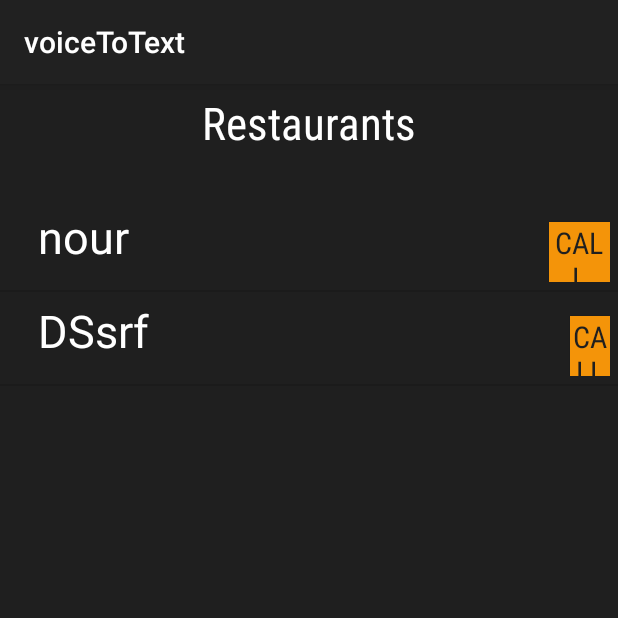
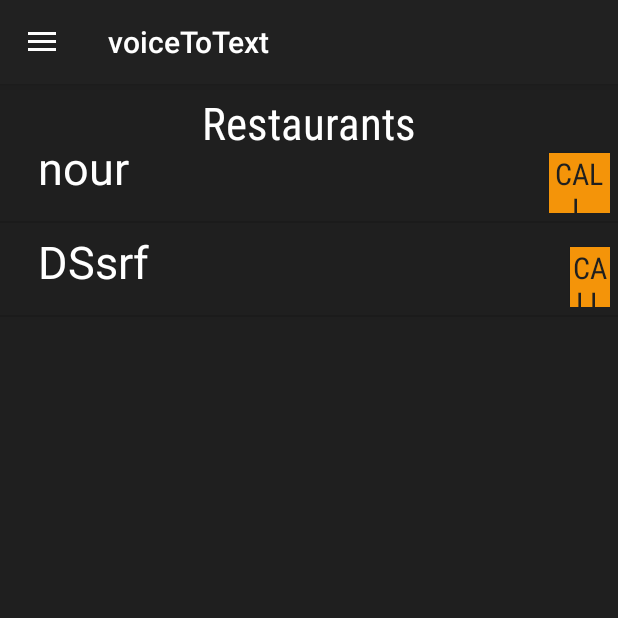
Before and after one commit to maryammehabb/Phonograph, an Android app: the resturauntList screen opened directly, with no data from a screen before it, on a phone screen of 412 x 824 dp, the top half of it. Run offline under Robolectric (Android 15) with nearby library versions, the phone set to English and light mode, and no system bars.

Commit message:
Add navigation menu

```diff
--- a/AndroidAPP/systemIntegration/Integration/app/build.gradle
+++ b/AndroidAPP/systemIntegration/Integration/app/build.gradle
@@ -25,4 +25,6 @@ dependencies {
     testImplementation 'junit:junit:4.12'
     androidTestImplementation 'com.android.support.test:runner:1.0.2'
     androidTestImplementation 'com.android.support.test.espresso:espresso-core:3.0.2'
+    implementation 'com.android.support:design:28.0.0'
+
 }
--- a/AndroidAPP/systemIntegration/Integration/app/src/main/AndroidManifest.xml
+++ b/AndroidAPP/systemIntegration/Integration/app/src/main/AndroidManifest.xml
@@ -15,11 +15,6 @@
         android:theme="@style/AppTheme">
         <activity android:name="com.example.android.integration.press" />
         <activity android:name="com.example.android.integration.callPage">
-            <intent-filter>
-                <action android:name="android.intent.action.MAIN" />
-
-                <category android:name="android.intent.category.LAUNCHER" />
-            </intent-filter>
         </activity>
         <activity android:name="com.example.android.integration.resturauntList" />
         <activity android:name="com.example.android.integration.fisrt">
--- a/AndroidAPP/systemIntegration/Integration/app/src/main/java/com/example/android/integration/resturauntList.java
+++ b/AndroidAPP/systemIntegration/Integration/app/src/main/java/com/example/android/integration/resturauntList.java
@@ -2,8 +2,13 @@ package com.example.android.integration;
 
 import android.content.Context;
 import android.content.Intent;
+import android.support.annotation.NonNull;
+import android.support.design.widget.NavigationView;
+import android.support.v4.widget.DrawerLayout;
+import android.support.v7.app.ActionBarDrawerToggle;
 import android.support.v7.app.AppCompatActivity;
 import android.os.Bundle;
+import android.view.MenuItem;
 import android.view.View;
 import android.widget.Button;
 import android.widget.ListView;
@@ -17,18 +22,65 @@ public class resturauntList extends AppCompatActivity {
 
     String[] data1 = {"", ""};
     String[] data2 = {"", "", ""};
+    private DrawerLayout dl;
+    private ActionBarDrawerToggle abdt;
+    private NavigationView nav_view;
 
     @Override
     protected void onCreate(Bundle savedInstanceState) {
         super.onCreate(savedInstanceState);
         setContentView(R.layout.activity_resturaunt_list);
+
+        dl = (DrawerLayout) findViewById(R.id.dl);
+        abdt = new ActionBarDrawerToggle(this, dl, R.string.open , R.string.close);
+        //abdt.setDrawerIndicatorEnabled(true);
+
+        dl.addDrawerListener(abdt);
+        abdt.syncState();
+
+        getSupportActionBar().setDisplayHomeAsUpEnabled(true);
+
         Intent intent = getIntent();
         data1 = intent.getStringArrayExtra("info");
+
+
+
+        nav_view = (NavigationView)findViewById(R.id.nav_view);
+        nav_view.setNavigationItemSelectedListener(new NavigationView.OnNavigationItemSelectedListener() {
+            @Override
+            public boolean onNavigationItemSelected(@NonNull MenuItem menuItem) {
+                int id = menuItem.getItemId();
+
+                if (id == R.id.editProfile){
+                    Intent i = new Intent(resturauntList.this, editInformation.class);
+                    i.putExtra("info",data1);
+                    startActivity(i);
+                }
+                if (id == R.id.logOut){
+                    Intent i = new Intent(resturauntList.this, fisrt.class);
+                    startActivity(i);
+                }
+
+                return true;
+            }
+        });
+
+
+
         try {
             View_Restraunts();
         } catch (SQLException e) {
             e.printStackTrace();
         }
+    }
+
+    @Override
+    public boolean onOptionsItemSelected(MenuItem item) {
+
+        if(abdt.onOptionsItemSelected(item))
+            return true;
+
+        return super.onOptionsItemSelected(item);
     }
 
     public void clickMe(View view){
--- /dev/null
+++ b/AndroidAPP/systemIntegration/Integration/app/src/main/res/drawable/edit_profile.xml
@@ -0,0 +1,9 @@
+<vector xmlns:android="http://schemas.android.com/apk/res/android"
+        android:width="24dp"
+        android:height="24dp"
+        android:viewportWidth="24.0"
+        android:viewportHeight="24.0">
+    <path
+        android:fillColor="#FF000000"
+        android:pathData="M3,17.25V21h3.75L17.81,9.94l-3.75,-3.75L3,17.25zM20.71,7.04c0.39,-0.39 0.39,-1.02 0,-1.41l-2.34,-2.34c-0.39,-0.39 -1.02,-0.39 -1.41,0l-1.83,1.83 3.75,3.75 1.83,-1.83z"/>
+</vector>
--- a/AndroidAPP/systemIntegration/Integration/app/src/main/res/layout/activity_edit_information.xml
+++ b/AndroidAPP/systemIntegration/Integration/app/src/main/res/layout/activity_edit_information.xml
@@ -4,6 +4,7 @@
     xmlns:tools="http://schemas.android.com/tools"
     android:layout_width="match_parent"
     android:layout_height="match_parent"
+    android:background="#1F1F1F"
     tools:context=".editInformation">
 
     <Button
@@ -15,6 +16,7 @@
         android:layout_marginEnd="8dp"
         android:layout_marginBottom="8dp"
         android:text="Save Updates"
+        android:background="#F49409"
         app:layout_constraintBottom_toBottomOf="parent"
         app:layout_constraintEnd_toEndOf="parent"
         app:layout_constraintStart_toStartOf="parent"
--- a/AndroidAPP/systemIntegration/Integration/app/src/main/res/layout/activity_resturaunt_list.xml
+++ b/AndroidAPP/systemIntegration/Integration/app/src/main/res/layout/activity_resturaunt_list.xml
@@ -1,4 +1,13 @@
-<LinearLayout xmlns:android="http://schemas.android.com/apk/res/android"
+<android.support.v4.widget.DrawerLayout xmlns:android="http://schemas.android.com/apk/res/android"
+    xmlns:tools="http://schemas.android.com/tools"
+    android:layout_width="match_parent"
+    android:layout_height="match_parent"
+    android:id="@+id/dl"
+    xmlns:app="http://schemas.android.com/apk/res-auto"
+    android:orientation="vertical"
+    android:background="#1F1F1F">
+
+<RelativeLayout xmlns:android="http://schemas.android.com/apk/res/android"
     xmlns:tools="http://schemas.android.com/tools"
     android:layout_width="match_parent"
     android:layout_height="match_parent"
@@ -24,4 +33,16 @@
         android:cacheColorHint="@color/white"
         android:paddingTop="30dp"></ListView>
 
-</LinearLayout>
+</RelativeLayout>
+
+    <android.support.design.widget.NavigationView
+        android:layout_width="wrap_content"
+        android:layout_height="match_parent"
+        android:id="@+id/nav_view"
+        android:layout_gravity="start"
+        android:background="#1F1F1F"
+        app:headerLayout="@layout/navigation_header"
+        app:menu="@menu/navigation_menu">
+        </android.support.design.widget.NavigationView>
+
+</android.support.v4.widget.DrawerLayout>
--- /dev/null
+++ b/AndroidAPP/systemIntegration/Integration/app/src/main/res/menu/navigation_menu.xml
@@ -0,0 +1,15 @@
+<?xml version="1.0" encoding="utf-8"?>
+<menu xmlns:app="http://schemas.android.com/apk/res-auto"
+    xmlns:android="http://schemas.android.com/apk/res/android">
+
+    <item
+        android:id="@+id/editProfile"
+        android:icon="@drawable/edit_profile"
+        android:title="Edit Profile" />
+
+    <item
+        android:id="@+id/logOut"
+        android:title="Log Out" />
+
+
+</menu>
--- a/AndroidAPP/systemIntegration/Integration/app/src/main/res/values/strings.xml
+++ b/AndroidAPP/systemIntegration/Integration/app/src/main/res/values/strings.xml
@@ -3,6 +3,8 @@
     <string name="app_name">voiceToText</string>
     <string name="action_settings">Settings</string>
     <string name="hello_world">Hello world!</string>
+    <string name="open">open</string>
+    <string name="close">close</string>
     <string name="speech_prompt">Say something&#8230;</string>
     <string name="speech_not_supported">Sorry! Your device doesn\'t support speech input</string>
     <string name="tap_on_mic">Tap on mic to speak</string>
```
Also changed, not shown: AndroidAPP/systemIntegration/Integration/app/src/main/java/com/example/android/integration/editInformation.java (+7 -0 lines), AndroidAPP/systemIntegration/Integration/app/src/main/res/layout/navigation_header.xml (added, +8 -0 lines).
